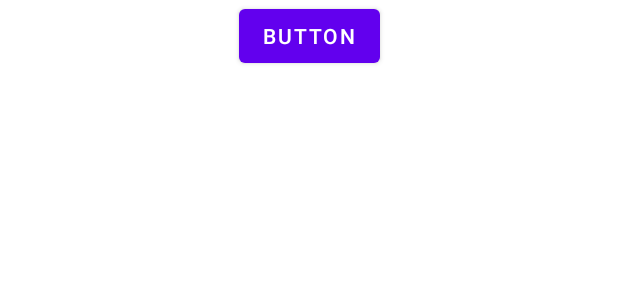
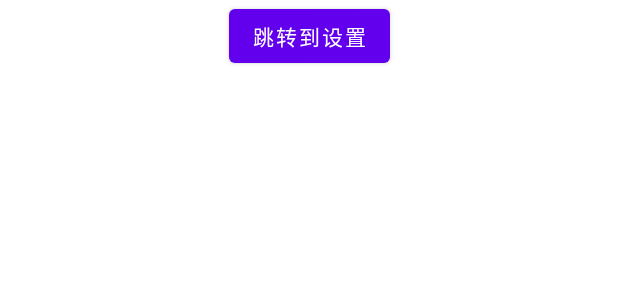
Before and after one commit to jnuwxc/kmTest, an Android app: the layout activity_main.xml on its own in the app's theme, with its tools: preview values and no code run, on a phone screen of 412 x 824 dp. Shown: the top 300 px of the screen. Run offline under Robolectric (Android 15) with nearby library versions, the phone set to English and light mode, and no system bars.

Commit message:
设置界面控制栏字体改为黑色

```diff
--- a/app/src/main/AndroidManifest.xml
+++ b/app/src/main/AndroidManifest.xml
@@ -9,7 +9,8 @@
         android:roundIcon="@mipmap/ic_launcher_round"
         android:supportsRtl="true"
         android:theme="@style/Theme.KmTest">
-        <activity android:name=".SettingActivity"></activity>
+        <activity android:name=".SettingActivity"
+            android:theme="@style/Theme.Setting"></activity>
         <activity android:name=".MainActivity">
             <intent-filter>
                 <action android:name="android.intent.action.MAIN" />
--- a/app/src/main/res/layout/activity_main.xml
+++ b/app/src/main/res/layout/activity_main.xml
@@ -10,7 +10,7 @@
         android:id="@+id/button"
         android:layout_width="wrap_content"
         android:layout_height="wrap_content"
-        android:text="Button"
+        android:text="跳转到设置"
         app:layout_constraintStart_toStartOf="parent"
         app:layout_constraintEnd_toEndOf="parent"
         app:layout_constraintTop_toTopOf="parent"/>
--- a/app/src/main/res/values/themes.xml
+++ b/app/src/main/res/values/themes.xml
@@ -1,6 +1,20 @@
 <resources xmlns:tools="http://schemas.android.com/tools">
     <!-- Base application theme. -->
     <style name="Theme.KmTest" parent="Theme.MaterialComponents.DayNight.DarkActionBar">
+        <!-- Primary brand color. -->
+        <item name="colorPrimary">@color/purple_500</item>
+        <item name="colorPrimaryVariant">@color/purple_700</item>
+        <item name="colorOnPrimary">@color/white</item>
+        <!-- Secondary brand color. -->
+        <item name="colorSecondary">@color/teal_200</item>
+        <item name="colorSecondaryVariant">@color/teal_700</item>
+        <item name="colorOnSecondary">@color/black</item>
+        <!-- Status bar color. -->
+        <item name="android:statusBarColor" tools:targetApi="l">?attr/colorPrimaryVariant</item>
+        <!-- Customize your theme here. -->
+    </style>
+
+    <style name="Theme.Setting" parent="Theme.MaterialComponents.DayNight.DarkActionBar">
         <!-- Primary brand color. -->
         <item name="colorPrimary">@color/purple_500</item>
         <item name="colorPrimaryVariant">@color/white</item>
```
Also changed, not shown: app/src/main/java/com/example/kmtest/SettingActivity.java (+14 -0 lines).
